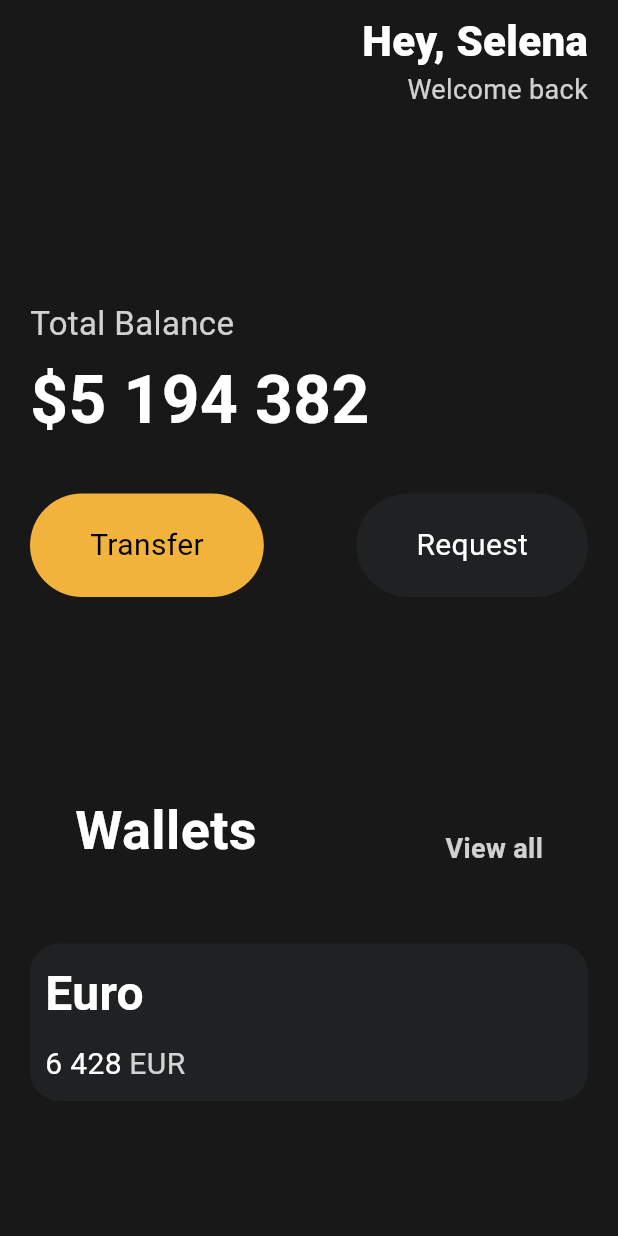
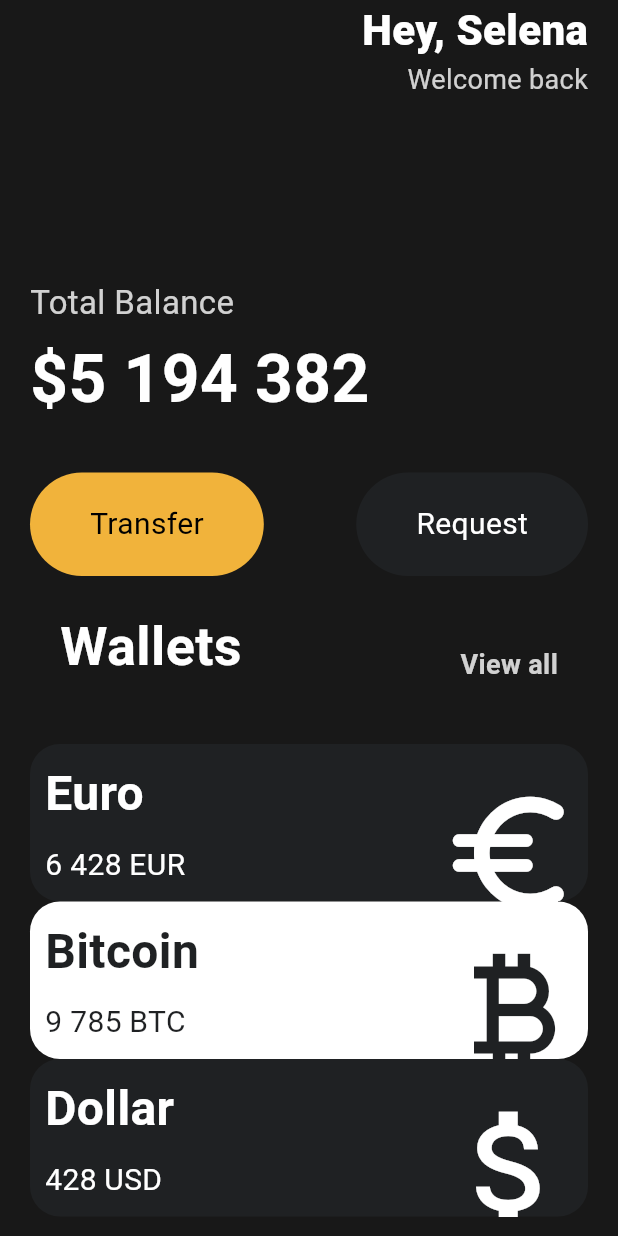
Before and after one commit to parlyresk/flutter-study, a Flutter app: the screen it shows after launch, on a phone screen of 412 x 824 dp. Run offline on Flutter 3.47's test engine with Material 3 defaults, Android fonts, the phone set to English and light mode, and no system bars.

Commit message:
main page

```diff
--- a/toonflix/lib/main.dart
+++ b/toonflix/lib/main.dart
@@ -3,6 +3,7 @@ import 'package:flutter/material.dart';
 import 'package:flutter/rendering.dart';
 import 'package:flutter/widgets.dart';
 import 'package:toonflix/widgets/button.dart';
+import 'package:toonflix/widgets/currency_card.dart';
 
 class Player {
   String? name;
@@ -24,7 +25,8 @@ class App extends StatelessWidget {
     return MaterialApp(
       home: Scaffold(
         backgroundColor: const Color(0xFF181818),
-        body: Padding(
+        body: SingleChildScrollView(
+          child: Padding(
             padding: const EdgeInsets.symmetric(horizontal: 20),
             child: Column(
               crossAxisAlignment: CrossAxisAlignment.start,
@@ -33,7 +35,7 @@ class App extends StatelessWidget {
                   mainAxisAlignment: MainAxisAlignment.end,
                   children: [
                     const SizedBox(
-                    height: 80,
+                      height: 60,
                     ),
                     Column(
                       crossAxisAlignment: CrossAxisAlignment.end,
@@ -90,10 +92,10 @@ class App extends StatelessWidget {
                   ],
                 ),
                 const SizedBox(
-                height: 100,
+                  height: 1,
                 ),
                 Padding(
-                padding: const EdgeInsets.all(30),
+                  padding: const EdgeInsets.all(20),
                   child: Row(
                     crossAxisAlignment: CrossAxisAlignment.end,
                     mainAxisAlignment: MainAxisAlignment.spaceBetween,
@@ -118,60 +120,41 @@ class App extends StatelessWidget {
                 const SizedBox(
                   height: 20,
                 ),
-              Container(
-                decoration: BoxDecoration(
-                  color: const Color(0xFF1F2123),
-                  borderRadius: BorderRadius.circular(20),
+                const CurrencyCard(
+                  name: 'Euro',
+                  code: 'EUR',
+                  amount: '6 428',
+                  icon: Icons.euro_rounded,
+                  isInverted: false,
+                  order: 1,
                 ),
-                child: Padding(
-                  padding: const EdgeInsets.all(10),
-                  child: Row(
-                    children: [
-                      Column(
-                        crossAxisAlignment: CrossAxisAlignment.start,
-                        children: [
-                          const Text(
-                            "Euro",
-                            style: TextStyle(
-                              color: Colors.white,
-                              fontSize: 32,
-                              fontWeight: FontWeight.w600,
+                Transform.translate(
+                  offset: const Offset(0, -20),
+                  child: const CurrencyCard(
+                    name: 'Bitcoin',
+                    code: 'BTC',
+                    amount: '9 785',
+                    icon: Icons.currency_bitcoin,
+                    isInverted: true,
+                    order: 2,
                   ),
                 ),
-                          const SizedBox(
-                            height: 10,
-                          ),
-                          Row(
-                            children: [
-                              const Text(
-                                '6 428',
-                                style: TextStyle(
-                                  color: Colors.white,
-                                  fontSize: 20,
-                                ),
-                              ),
-                              const SizedBox(
-                                width: 5,
-                              ),
-                              Text(
-                                'EUR',
-                                style: TextStyle(
-                                  color: Colors.white.withOpacity(0.8),
-                                  fontSize: 20,
-                                ),
-                              ),
-                            ],
-                          ),
-                        ],
-                      ),
-                    ],
-                  ),
+                Transform.translate(
+                  offset: const Offset(0, -40),
+                  child: const CurrencyCard(
+                    name: 'Dollar',
+                    code: 'USD',
+                    amount: '428',
+                    icon: Icons.attach_money_outlined,
+                    isInverted: false,
+                    order: 3,
                   ),
                 ),
               ],
             ),
           ),
         ),
+      ),
     );
   }
 }
--- /dev/null
+++ b/toonflix/lib/widgets/currency_card.dart
@@ -0,0 +1,90 @@
+import 'package:flutter/cupertino.dart';
+import 'package:flutter/material.dart';
+
+class CurrencyCard extends StatelessWidget {
+  final String name, code, amount;
+  final IconData icon;
+  final bool isInverted;
+  final _blackColor = const Color(0xFF1F2123);
+  final double order;
+
+  const CurrencyCard({
+    super.key,
+    required this.name,
+    required this.code,
+    required this.amount,
+    required this.icon,
+    required this.isInverted,
+    required this.order,
+  });
+
+  @override
+  Widget build(BuildContext context) {
+    return Transform.translate(
+      offset: Offset(0, (order - 1) * 20),
+      child: Container(
+        clipBehavior: Clip.hardEdge,
+        decoration: BoxDecoration(
+          color: isInverted ? Colors.white : _blackColor,
+          borderRadius: BorderRadius.circular(20),
+        ),
+        child: Padding(
+          padding: const EdgeInsets.all(10),
+          child: Row(
+            mainAxisAlignment: MainAxisAlignment.spaceBetween,
+            children: [
+              Column(
+                crossAxisAlignment: CrossAxisAlignment.start,
+                children: [
+                  Text(
+                    name,
+                    style: TextStyle(
+                      color: isInverted ? _blackColor : Colors.white,
+                      fontSize: 32,
+                      fontWeight: FontWeight.w600,
+                    ),
+                  ),
+                  const SizedBox(
+                    height: 10,
+                  ),
+                  Row(
+                    children: [
+                      Text(
+                        amount,
+                        style: TextStyle(
+                          color: isInverted ? _blackColor : Colors.white,
+                          fontSize: 20,
+                        ),
+                      ),
+                      const SizedBox(
+                        width: 5,
+                      ),
+                      Text(
+                        code,
+                        style: TextStyle(
+                          color: isInverted ? _blackColor : Colors.white,
+                          fontSize: 20,
+                        ),
+                      ),
+                    ],
+                  ),
+                ],
+              ),
+              Transform.scale(
+                scale: 2,
+                child: Transform.translate(
+                  offset: const Offset(-8, 10),
+                  child: Icon(
+                    icon,
+                    color: isInverted ? _blackColor : Colors.white,
+                    size: 50,
+                  ),
+                ),
+              )
+            ],
+          ),
+        ),
+      ),
+    );
+  }
+}
```
Lines whose indentation alone changed are shown as unchanged.
